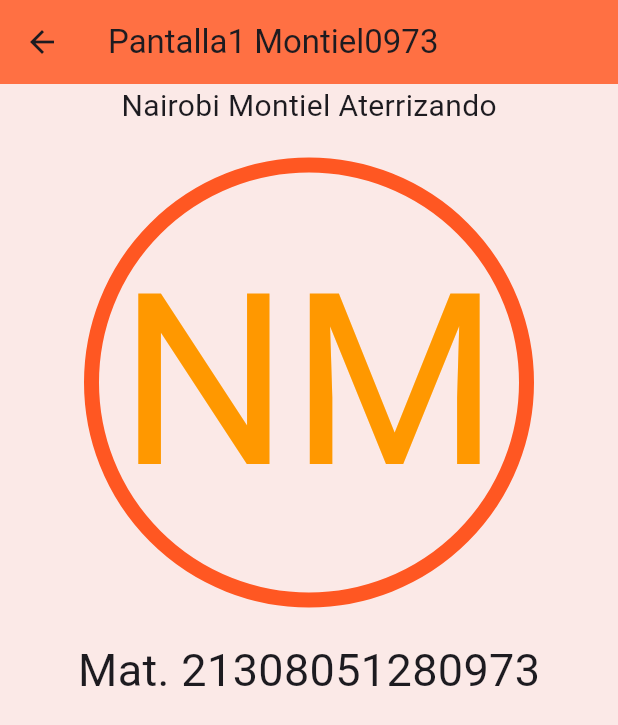
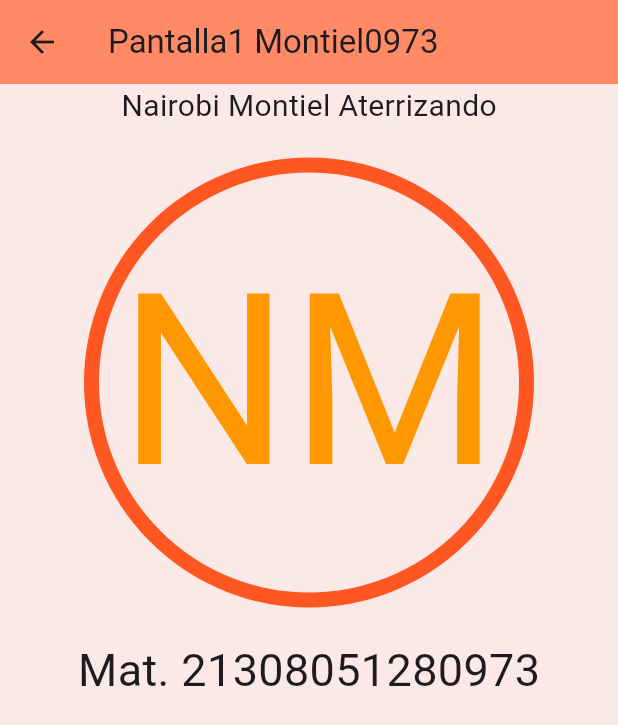
Before and after one commit to nkmserrano/UII_Act2_0973, a Flutter app: the Pantalla1_0973 screen opened by its route, on a phone screen of 412 x 824 dp. Shown: the top 725 px of the screen. Run offline on Flutter 3.47's test engine with Material 3 defaults, Android fonts, the phone set to English and light mode, and no system bars.

Commit message:
color p1

```diff
--- a/lib/pantallas/pan1_0973.dart
+++ b/lib/pantallas/pan1_0973.dart
@@ -12,7 +12,7 @@ class Pantalla1_0973 extends StatelessWidget {
         backgroundColor: const Color(0xfffbe9e7),
         appBar: AppBar(
           title: const Text('Pantalla1 Montiel0973'),
-          backgroundColor: const Color(0xffff7043),
+          backgroundColor: const Color(0xffff8a65),
         ),
         body: Column(
           children: [
```
